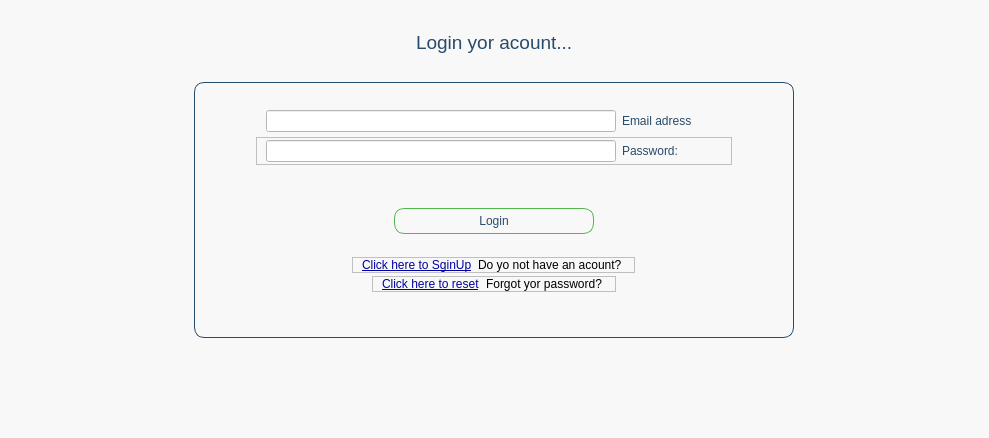
Old version of the form view/ui/login.ui in the repository MYI26/My_Portfolio_Manager.
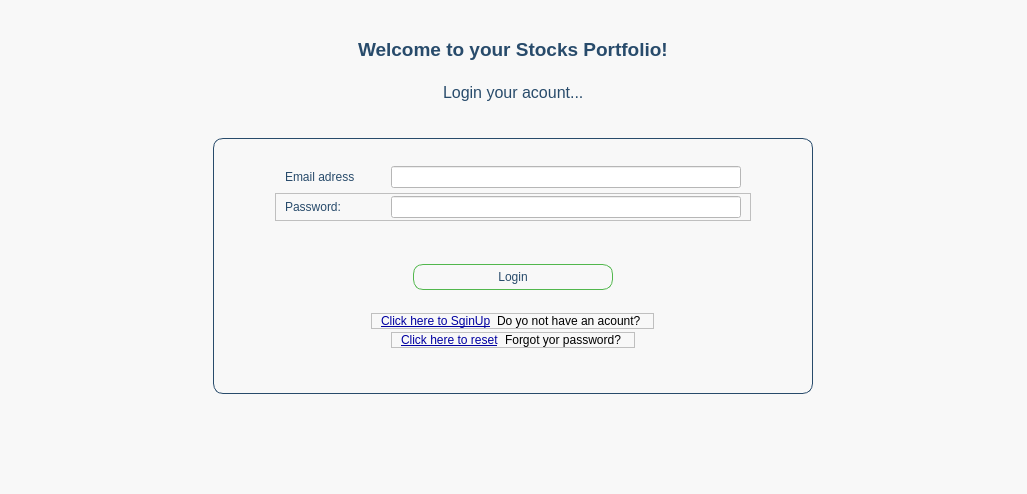
New version of the form.

Commit message: Enhancement: Update UI components for authentication views, including layout direction adjustments and welcome messages for improved user experience.

```diff
--- a/view/ui/login.ui
+++ b/view/ui/login.ui
@@ -6,8 +6,8 @@
    <rect>
     <x>0</x>
     <y>0</y>
-    <width>989</width>
-    <height>438</height>
+    <width>1027</width>
+    <height>494</height>
    </rect>
   </property>
   <property name="windowTitle">
@@ -23,18 +23,34 @@
    <property name="bottomMargin">
     <number>100</number>
    </property>
+   <item alignment="Qt::AlignHCenter">
+    <widget class="QLabel" name="label_8">
+     <property name="font">
+      <font>
+       <pointsize>14</pointsize>
+       <bold>true</bold>
+      </font>
+     </property>
+     <property name="styleSheet">
+      <string notr="true">color: rgb(40, 75, 107);</string>
+     </property>
+     <property name="text">
+      <string>Welcome to your Stocks Portfolio!</string>
+     </property>
+    </widget>
+   </item>
    <item alignment="Qt::AlignHCenter|Qt::AlignVCenter">
     <widget class="QLabel" name="label">
      <property name="font">
       <font>
-       <pointsize>14</pointsize>
+       <pointsize>12</pointsize>
       </font>
      </property>
      <property name="styleSheet">
       <string notr="true">color: rgb(40, 75, 107)</string>
      </property>
      <property name="text">
-      <string>Login yor acount...</string>
+      <string>Login your acount...</string>
      </property>
     </widget>
    </item>
@@ -74,6 +90,9 @@
        <height>500</height>
       </size>
      </property>
+     <property name="layoutDirection">
+      <enum>Qt::LeftToRight</enum>
+     </property>
      <property name="styleSheet">
       <string notr="true">#frame_user_info{	
 	
@@ -107,6 +126,9 @@
       </property>
       <item alignment="Qt::AlignHCenter|Qt::AlignVCenter">
        <widget class="QFrame" name="frame_2">
+        <property name="layoutDirection">
+         <enum>Qt::RightToLeft</enum>
+        </property>
         <property name="frameShape">
          <enum>QFrame::NoFrame</enum>
         </property>
@@ -177,6 +199,9 @@
       </item>
       <item alignment="Qt::AlignHCenter|Qt::AlignTop">
        <widget class="QFrame" name="frame_3">
+        <property name="layoutDirection">
+         <enum>Qt::RightToLeft</enum>
+        </property>
         <property name="frameShape">
          <enum>QFrame::StyledPanel</enum>
         </property>
@@ -329,6 +354,9 @@
          </item>
          <item>
           <widget class="QLabel" name="label_3">
+           <property name="layoutDirection">
+            <enum>Qt::LeftToRight</enum>
+           </property>
            <property name="text">
             <string>Do yo not have an acount? </string>
            </property>
@@ -339,6 +367,9 @@
       </item>
       <item alignment="Qt::AlignHCenter|Qt::AlignVCenter">
        <widget class="QFrame" name="frame">
+        <property name="layoutDirection">
+         <enum>Qt::LeftToRight</enum>
+        </property>
         <property name="frameShape">
          <enum>QFrame::StyledPanel</enum>
         </property>
```
The commit also changes 8 other files.
